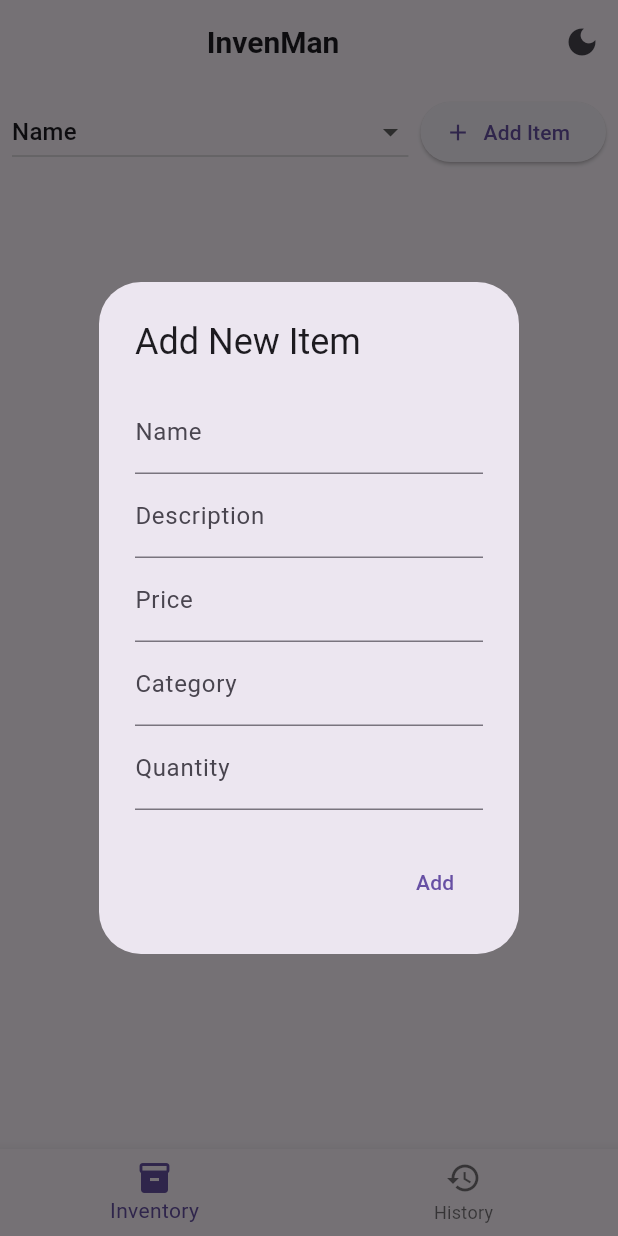
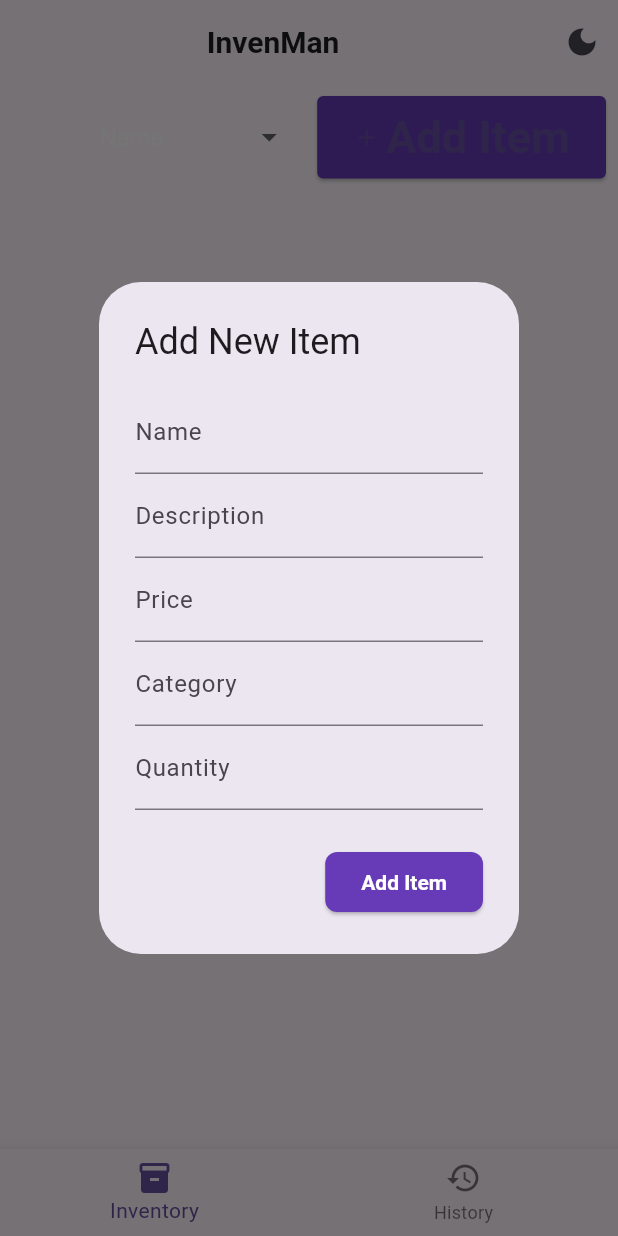
Before and after one commit to X-Irrelevant-X/InvenMan, a Flutter app: the screen it shows after launch, after a tap on "Add Item", on a phone screen of 412 x 824 dp. Run offline on Flutter 3.47's test engine with Material 3 defaults, Android fonts, the phone set to English and light mode, and no system bars; our stand-ins replace shared_preferences, sqflite, sqflite_common_ffi; accounts and stored records are empty.

Commit message:
inventory page redesigned

```diff
--- a/lib/screens/inventoryscreen.dart
+++ b/lib/screens/inventoryscreen.dart
@@ -56,7 +56,7 @@ class _InventoryPageState extends State<InventoryPage> {
           ),
         ),
         actions: [
-          TextButton(
+          ElevatedButton(
             onPressed: () async {
               final item = Item(
                 name: nameController.text.trim(),
@@ -71,7 +71,16 @@ class _InventoryPageState extends State<InventoryPage> {
               Navigator.pop(context);
               setState(() {});
             },
-            child: const Text("Add"),
+            child: const Text("Add Item"),
+            style: ElevatedButton.styleFrom(
+              backgroundColor: Colors.deepPurple, // Same color as Sell button
+              foregroundColor: Colors.white,     // Ensures text/icon is white
+              padding: const EdgeInsets.symmetric(horizontal: 24, vertical: 10),
+              shape: RoundedRectangleBorder(
+                borderRadius: BorderRadius.circular(8), // Rounded corners
+              ),
+              textStyle: const TextStyle(fontWeight: FontWeight.w600), // Optional: bolder text
+            ),
           )
         ],
       ),
@@ -80,7 +89,6 @@ class _InventoryPageState extends State<InventoryPage> {
 
   void _showEditItemDialog(Item item) {
     final descController = TextEditingController(text: item.description);
-    final priceController = TextEditingController(text: item.price.toString());
     final quantityController = TextEditingController(text: item.quantity.toString());
 
     showDialog(
@@ -202,19 +210,53 @@ class _InventoryPageState extends State<InventoryPage> {
                   isExpanded: true,
                   value: sortBy,
                   onChanged: (value) => setState(() => sortBy = value!),
+                  alignment: Alignment.center,
                   items: const [
-                    DropdownMenuItem(value: 'name', child: Text("Name")),
-                    DropdownMenuItem(value: 'price_asc', child: Text("Price: Low to High")),
-                    DropdownMenuItem(value: 'price_desc', child: Text("Price: High to Low")),
-                    DropdownMenuItem(value: 'category', child: Text("Category")),
-                  ],
+                    DropdownMenuItem(
+                      value: 'name',
+                      child: Center(
+                        child: Text("Name"),
                       ),
                     ),
-              const SizedBox(width: 8),
+                    DropdownMenuItem(
+                      value: 'price_asc',
+                      child: Center(
+                        child: Text("Price: Low to High"),
+                      ),
+                    ),
+                    DropdownMenuItem(
+                      value: 'price_desc',
+                      child: Center(
+                        child: Text("Price: High to Low"),
+                      ),
+                    ),
+                    DropdownMenuItem(
+                      value: 'category',
+                      child: Center(
+                        child: Text("Category"),
+                      ),
+                    ),
+                  ],
+                  underline: Container(),
+                  style: const TextStyle(
+                    fontSize: 16,
+                    color: Colors.white,
+                  ),
+                ),
+              ),
+              const SizedBox(width: 20),
               ElevatedButton.icon(
                 onPressed: _showAddItemDialog,
                 icon: const Icon(Icons.add),
                 label: const Text("Add Item"),
+                style: ElevatedButton.styleFrom(
+                  backgroundColor: Colors.deepPurple,
+                  padding: const EdgeInsets.symmetric(horizontal: 24, vertical: 10),
+                  shape: RoundedRectangleBorder(
+                    borderRadius: BorderRadius.circular(4),
+                  ),
+                  textStyle: const TextStyle(fontSize: 30, fontWeight: FontWeight.w600),
+                ),
               ),
             ],
           ),
@@ -291,6 +333,30 @@ class _InventoryPageState extends State<InventoryPage> {
                           crossAxisAlignment: CrossAxisAlignment.center,
                           mainAxisSize: MainAxisSize.min,
                           children: [
+                            Row(
+                              children: [
+                                Flexible(
+                                  flex: 1,
+                                  child: Container(
+                                    alignment: Alignment.center,
+                                    padding: const EdgeInsets.all(8.0),
+                                    child: Text(
+                                      item.category,
+                                      style: TextStyle(
+                                        fontSize: 25,
+                                        fontWeight: FontWeight.w600,
+                                        color: Colors.deepPurple.shade300,
+                                      ),
+                                      textAlign: TextAlign.center,
+                                    ),
+                                  ),
+                                ),
+
+                                Flexible(
+                                  flex: 3,
+                                  child: Column(
+                                    crossAxisAlignment: CrossAxisAlignment.center,
+                                    children: [
                                       Text(
                                         item.name,
                                         style: const TextStyle(
@@ -298,17 +364,9 @@ class _InventoryPageState extends State<InventoryPage> {
                                           fontWeight: FontWeight.bold,
                                           color: Colors.deepPurple,
                                         ),
-                              textAlign: TextAlign.center,
+                                        textAlign: TextAlign.left,
                                       ),
                                       const SizedBox(height: 6),
-                            Text(
-                              item.category,
-                              style: TextStyle(
-                                fontSize: 16,
-                                fontWeight: FontWeight.w600,
-                                color: Colors.deepPurple.shade300,
-                              ),
-                            ),
                                       const SizedBox(height: 8),
                                       Text(
                                         item.description,
@@ -317,48 +375,54 @@ class _InventoryPageState extends State<InventoryPage> {
                                           fontStyle: FontStyle.normal,
                                           color: Color.fromARGB(206, 255, 236, 236),
                                         ),
-                              textAlign: TextAlign.center,
+                                        textAlign: TextAlign.left,
                                       ),
                                       const SizedBox(height: 12),
                                       Row(
-                              mainAxisAlignment: MainAxisAlignment.center,
+                                        mainAxisSize: MainAxisSize.min,
                                         children: [
                                           Text(
-                                  "Price: \$${item.price.toStringAsFixed(2)}",
-                                  style: const TextStyle(fontWeight: FontWeight.w600),
+                                            "Price:  \$${item.price.toStringAsFixed(0)} BDT,",
+                                            style: const TextStyle(fontSize: 16, fontWeight: FontWeight.w600),
                                           ),
-                                const SizedBox(width: 24),
+                                          const SizedBox(width: 20),
                                           Text(
                                             "Qty: ${item.quantity}",
-                                  style: const TextStyle(fontWeight: FontWeight.w600),
+                                            style: const TextStyle(fontSize: 16, fontWeight: FontWeight.w600),
                                           ),
                                         ],
                                       ),
-                            const SizedBox(height: 12),
+                                      const SizedBox(height: 6),
                                       Divider(color: Colors.deepPurple.shade100),
                                       const SizedBox(height: 6),
                                       Text(
                                         "Added: ${_formatDate(item.createdAt)}",
-                              style: const TextStyle(fontSize: 12, color: Colors.grey),
+                                        style: const TextStyle(fontSize: 16, color: Colors.grey),
                                       ),
                                       if (item.updatedAt != null) ...[
                                         const SizedBox(height: 4),
                                         Text(
                                           "Edited: ${_formatDate(item.updatedAt!)}",
-                                style: const TextStyle(fontSize: 12, fontStyle: FontStyle.italic, color: Colors.grey),
+                                          style: const TextStyle(fontSize: 16, fontStyle: FontStyle.italic, color: Colors.grey),
                                         ),
                                       ],
-                            const SizedBox(height: 12),
+                                      const SizedBox(height: 10),
                                       ElevatedButton.icon(
                                         onPressed: () => _sellItem(item),
                                         icon: const Icon(Icons.sell),
-                              label: const Text("Sell One"),
+                                        label: const Text("Sell"),
                                         style: ElevatedButton.styleFrom(
                                           backgroundColor: Colors.deepPurple,
                                           padding: const EdgeInsets.symmetric(horizontal: 24, vertical: 10),
                                           shape: RoundedRectangleBorder(borderRadius: BorderRadius.circular(8)),
                                         ),
                                       ),
+                                    ],
+                                  ),
+                                ),
+                              ],
+                            ),
+
                           ],
                         ),
                       ),
```
Lines whose indentation alone changed are shown as unchanged.
